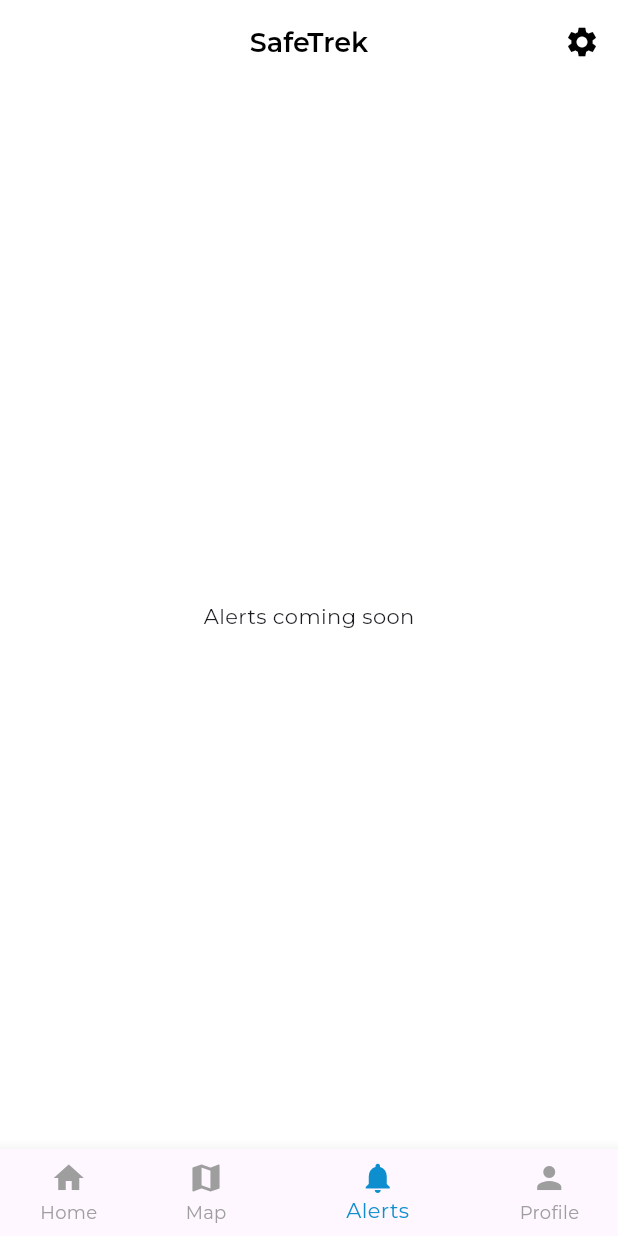
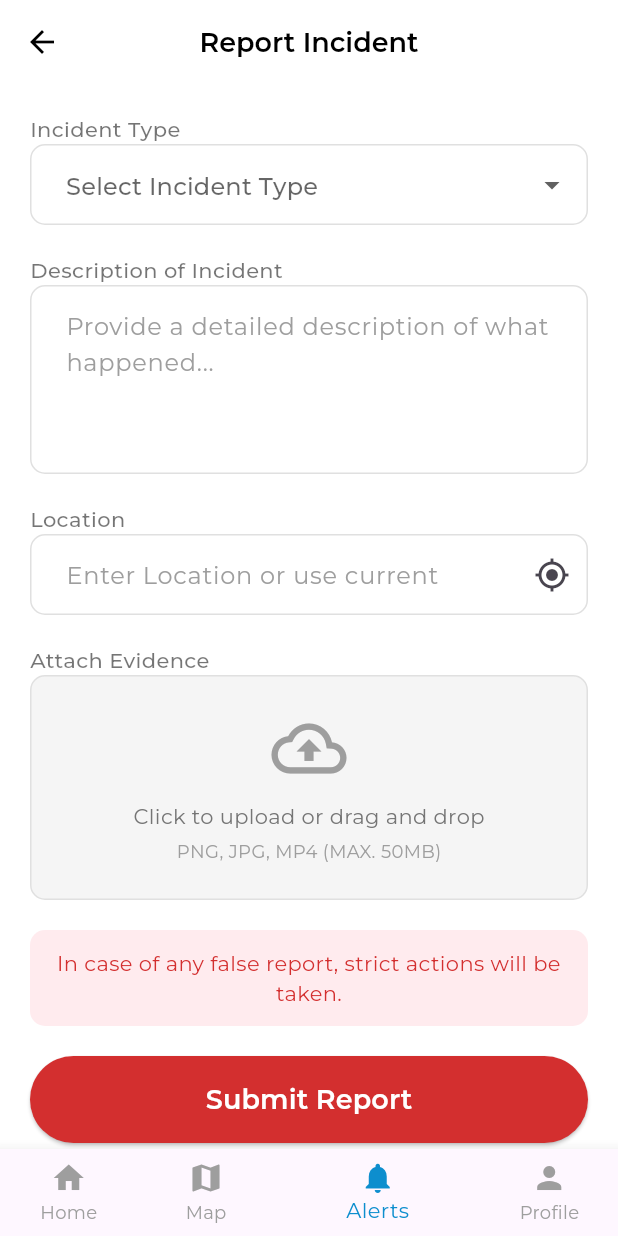
Before and after one commit to hawatri/Yaatri-Sathi-App, a Flutter app: the HomeScreen screen opened directly, item 3 of the bottom bar chosen, on a phone screen of 412 x 824 dp. Run offline on Flutter 3.47's test engine with Material 3 defaults, Android fonts, the phone set to English and light mode, and no system bars; our stand-ins replace file_picker, geolocator, google_fonts, google_maps_flutter.

Commit message:
Alert Window

```diff
--- a/lib/home_screen.dart
+++ b/lib/home_screen.dart
@@ -1,8 +1,9 @@
 
-import '''package:flutter/material.dart''';
-import '''package:google_fonts/google_fonts.dart''';
-import '''./journey_details_screen.dart''';
-import '''./map_screen.dart''';
+import 'package:flutter/material.dart';
+import 'package:google_fonts/google_fonts.dart';
+import './journey_details_screen.dart';
+import './map_screen.dart';
+import './report_incident_screen.dart';
 
 class HomeScreen extends StatefulWidget {
   const HomeScreen({super.key});
@@ -25,12 +26,12 @@ class _HomeScreenState extends State<HomeScreen> {
     final pages = <Widget>[
       _buildHomeContent(context),
       const MapScreen(),
-      const Center(child: Text('Alerts coming soon')),
+      const ReportIncidentScreen(),
       const Center(child: Text('Profile coming soon')),
     ];
     return Scaffold(
       backgroundColor: Colors.white,
-      appBar: AppBar(
+      appBar: _selectedIndex == 2 ? null : AppBar(
         backgroundColor: Colors.white,
         elevation: 0,
         automaticallyImplyLeading: false,
--- /dev/null
+++ b/lib/report_incident_screen.dart
@@ -0,0 +1,216 @@
+
+import 'package:flutter/material.dart';
+import 'package:google_fonts/google_fonts.dart';
+
+class ReportIncidentScreen extends StatefulWidget {
+  const ReportIncidentScreen({super.key});
+
+  @override
+  _ReportIncidentScreenState createState() => _ReportIncidentScreenState();
+}
+
+class _ReportIncidentScreenState extends State<ReportIncidentScreen> {
+  String? _selectedIncidentType;
+  final _descriptionController = TextEditingController();
+  final _locationController = TextEditingController();
+
+  final List<String> _incidentTypes = [
+    'Harassment',
+    'Theft',
+    'Vandalism',
+    'Assault',
+    'Other',
+  ];
+
+  @override
+  Widget build(BuildContext context) {
+    return Scaffold(
+      backgroundColor: Colors.white,
+      appBar: AppBar(
+        backgroundColor: Colors.white,
+        elevation: 0,
+        leading: IconButton(
+          icon: const Icon(Icons.arrow_back, color: Colors.black),
+          onPressed: () => Navigator.of(context).pop(),
+        ),
+        title: Text(
+          'Report Incident',
+          style: GoogleFonts.montserrat(
+            fontSize: 18,
+            fontWeight: FontWeight.w600,
+            color: Colors.black,
+          ),
+        ),
+        centerTitle: true,
+      ),
+      body: SingleChildScrollView(
+        padding: const EdgeInsets.all(20.0),
+        child: Column(
+          crossAxisAlignment: CrossAxisAlignment.start,
+          children: [
+            _buildSectionTitle('Incident Type'),
+            _buildIncidentTypeDropdown(),
+            const SizedBox(height: 20),
+            _buildSectionTitle('Description of Incident'),
+            _buildDescriptionInput(),
+            const SizedBox(height: 20),
+            _buildSectionTitle('Location'),
+            _buildLocationInput(),
+            const SizedBox(height: 20),
+            _buildSectionTitle('Attach Evidence'),
+            _buildEvidenceUploader(),
+            const SizedBox(height: 20),
+            _buildWarning(),
+            const SizedBox(height: 20),
+            _buildSubmitButton(),
+          ],
+        ),
+      ),
+    );
+  }
+
+  Widget _buildSectionTitle(String title) {
+    return Text(
+      title,
+      style: GoogleFonts.montserrat(
+        fontSize: 14,
+        fontWeight: FontWeight.w500,
+        color: Colors.black54,
+      ),
+    );
+  }
+
+  Widget _buildIncidentTypeDropdown() {
+    return DropdownButtonFormField<String>(
+      decoration: _inputDecoration('Select Incident Type'),
+      value: _selectedIncidentType,
+      items: _incidentTypes.map((String value) {
+        return DropdownMenuItem<String>(
+          value: value,
+          child: Text(value),
+        );
+      }).toList(),
+      onChanged: (newValue) {
+        setState(() {
+          _selectedIncidentType = newValue;
+        });
+      },
+    );
+  }
+
+  Widget _buildDescriptionInput() {
+    return TextFormField(
+      controller: _descriptionController,
+      maxLines: 4,
+      decoration: _inputDecoration('Provide a detailed description of what happened...'),
+    );
+  }
+
+  Widget _buildLocationInput() {
+    return TextFormField(
+      controller: _locationController,
+      decoration: _inputDecoration('Enter Location or use current').copyWith(
+        suffixIcon: IconButton(
+          icon: const Icon(Icons.my_location),
+          onPressed: () {
+            // TODO: Implement get current location
+          },
+        ),
+      ),
+    );
+  }
+
+  Widget _buildEvidenceUploader() {
+    return GestureDetector(
+      onTap: () {
+        // TODO: Implement file upload
+      },
+      child: Container(
+        height: 150,
+        width: double.infinity,
+        decoration: BoxDecoration(
+          color: Colors.grey[100],
+          border: Border.all(color: Colors.grey[300]!),
+          borderRadius: BorderRadius.circular(10),
+        ),
+        child: Column(
+          mainAxisAlignment: MainAxisAlignment.center,
+          children: [
+            const Icon(Icons.cloud_upload_outlined, size: 50, color: Colors.grey),
+            const SizedBox(height: 10),
+            Text(
+              'Click to upload or drag and drop',
+              style: GoogleFonts.montserrat(color: Colors.grey[600]),
+            ),
+            const SizedBox(height: 5),
+            Text(
+              'PNG, JPG, MP4 (MAX. 50MB)',
+              style: GoogleFonts.montserrat(fontSize: 12, color: Colors.grey),
+            ),
+          ],
+        ),
+      ),
+    );
+  }
+
+  Widget _buildWarning() {
+    return Container(
+      padding: const EdgeInsets.all(12),
+      decoration: BoxDecoration(
+        color: Colors.red[50],
+        borderRadius: BorderRadius.circular(10),
+      ),
+      child: Text(
+        'In case of any false report, strict actions will be taken.',
+        style: GoogleFonts.montserrat(color: Colors.red[700]),
+        textAlign: TextAlign.center,
+      ),
+    );
+  }
+
+  Widget _buildSubmitButton() {
+    return SizedBox(
+      width: double.infinity,
+      child: ElevatedButton(
+        onPressed: () {
+          // TODO: Implement submit report
+        },
+        style: ElevatedButton.styleFrom(
+          backgroundColor: Colors.red[700],
+          padding: const EdgeInsets.symmetric(vertical: 16),
+          shape: RoundedRectangleBorder(
+            borderRadius: BorderRadius.circular(30),
+          ),
+        ),
+        child: Text(
+          'Submit Report',
+          style: GoogleFonts.montserrat(
+            fontSize: 18,
+            fontWeight: FontWeight.w600,
+            color: Colors.white,
+          ),
+        ),
+      ),
+    );
+  }
+
+  InputDecoration _inputDecoration(String hintText) {
+    return InputDecoration(
+      hintText: hintText,
+      hintStyle: GoogleFonts.montserrat(color: Colors.grey),
+      contentPadding: const EdgeInsets.symmetric(horizontal: 20, vertical: 15),
+      border: OutlineInputBorder(
+        borderRadius: BorderRadius.circular(10),
+        borderSide: BorderSide(color: Colors.grey[300]!),
+      ),
+      enabledBorder: OutlineInputBorder(
+        borderRadius: BorderRadius.circular(10),
+        borderSide: BorderSide(color: Colors.grey[300]!),
+      ),
+      focusedBorder: OutlineInputBorder(
+        borderRadius: BorderRadius.circular(10),
+        borderSide: const BorderSide(color: Color(0xFF0D8ECE)),
+      ),
+    );
+  }
+}
```
